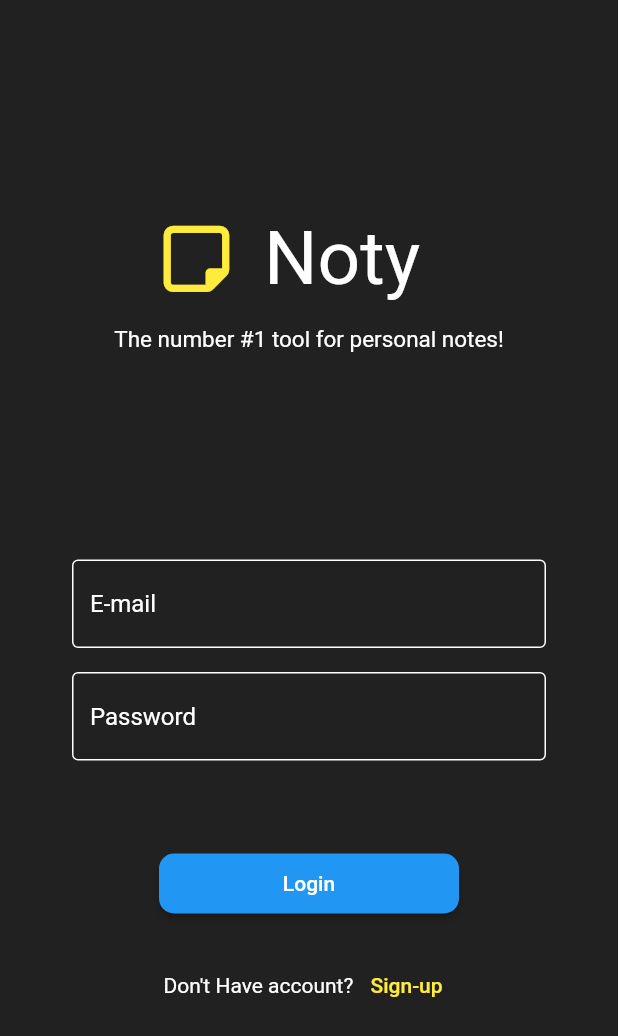
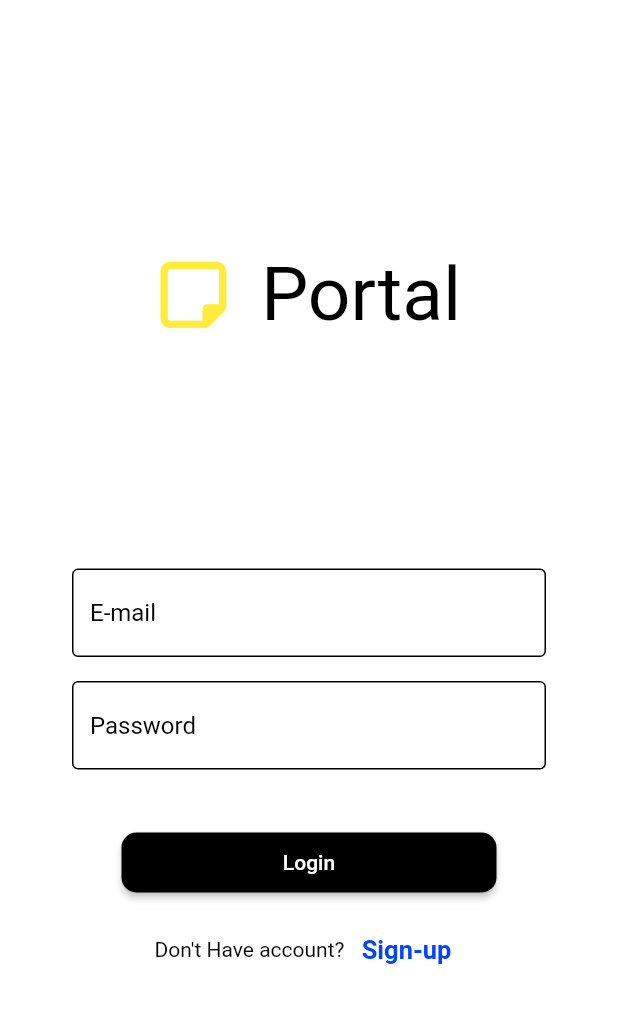
Before and after one commit to Nizar-Sweiss/Semi-Final-Lab, a Flutter app: the screen it shows after launch, after a tap on "Login", on a phone screen of 412 x 824 dp. Shown: the top 1036 px of the screen. Run offline on Flutter 3.47's test engine with Material 2 defaults, Android fonts, the phone set to English and light mode, and no system bars; our stand-ins replace cloud_firestore, firebase_auth, firebase_core, font_awesome_flutter; accounts and stored records are empty.

Commit message:
add: login function
Still need to be fixed

```diff
--- /dev/null
+++ b/ltuc_portal/lib/Screens/home_screen.dart
@@ -0,0 +1,17 @@
+import 'package:flutter/material.dart';
+
+class HomeScreen extends StatefulWidget {
+  const HomeScreen({super.key});
+
+  @override
+  State<HomeScreen> createState() => _HomeScreenState();
+}
+
+class _HomeScreenState extends State<HomeScreen> {
+  @override
+  Widget build(BuildContext context) {
+    return Scaffold(
+      body: Container(child: Text("HOME ")),
+    );
+  }
+}
--- a/ltuc_portal/lib/Screens/login_screen.dart
+++ b/ltuc_portal/lib/Screens/login_screen.dart
@@ -1,6 +1,10 @@
+import 'dart:ui';
+
+import 'package:firebase_auth/firebase_auth.dart';
 import 'package:flutter/material.dart';
 import 'package:font_awesome_flutter/font_awesome_flutter.dart';
 import 'package:ltuc_portal/widgets/widgets.dart';
+import 'package:ltuc_portal/utility/firebase_references.dart';
 
 class LoginScreen extends StatefulWidget {
   const LoginScreen({super.key});
@@ -16,14 +20,15 @@ class _LoginScreenState extends State<LoginScreen> {
   @override
   Widget build(BuildContext context) {
     return Scaffold(
-      backgroundColor: Colors.grey.shade900,
-      body: SafeArea(
+      backgroundColor: Color.fromARGB(255, 255, 255, 255),
+      body: Center(
+        child: SingleChildScrollView(
           child: Column(
             mainAxisAlignment: MainAxisAlignment.center,
             crossAxisAlignment: CrossAxisAlignment.center,
             children: [
               SizedBox(
-              width: 200,
+                width: 204,
                 child: Row(
                   children: const [
                     Icon(
@@ -33,9 +38,9 @@ class _LoginScreenState extends State<LoginScreen> {
                     ),
                     SizedBox(width: 20),
                     Text(
-                    "Noty",
+                      "Portal",
                       style: TextStyle(
-                      color: Colors.white,
+                        color: Color.fromARGB(255, 0, 0, 0),
                         fontSize: 50,
                       ),
                     ),
@@ -43,16 +48,10 @@ class _LoginScreenState extends State<LoginScreen> {
                 ),
               ),
               const SizedBox(height: 15),
-            const Text(
-              "The number #1 tool for personal notes!",
-              style: TextStyle(
-                color: Colors.white,
-                fontSize: 15,
-              ),
-            ),
               const SizedBox(height: 100),
               Padding(
-              padding: const EdgeInsets.symmetric(horizontal: 40, vertical: 30),
+                padding:
+                    const EdgeInsets.symmetric(horizontal: 40, vertical: 30),
                 child: Column(
                   children: [
                     DefaultFormField(
@@ -63,19 +62,22 @@ class _LoginScreenState extends State<LoginScreen> {
                       textHint: "Password",
                       controller: passwordController,
                     ),
-                  const SizedBox(height: 20),
                   ],
                 ),
               ),
-            DefaultButton(label: "Login", onTap: () {}),
-            const SizedBox(height: 20),
+              DefaultButton(
+                  label: "Login",
+                  color: Colors.black,
+                  width: 250,
+                  onTap: testa),
+              const SizedBox(height: 10),
               Row(
                 mainAxisAlignment: MainAxisAlignment.center,
                 children: [
                   const Text(
                     "Don't Have account? ",
                     style: TextStyle(
-                    color: Colors.white,
+                      color: Color.fromARGB(255, 0, 0, 0),
                     ),
                   ),
                   TextButton(
@@ -85,7 +87,9 @@ class _LoginScreenState extends State<LoginScreen> {
                     child: const Text(
                       "Sign-up",
                       style: TextStyle(
-                      color: Colors.yellow,
+                        fontWeight: FontWeight.bold,
+                        fontSize: 17,
+                        color: Color.fromARGB(255, 0, 68, 255),
                       ),
                     ),
                   )
@@ -94,6 +98,16 @@ class _LoginScreenState extends State<LoginScreen> {
             ],
           ),
         ),
+      ),
     );
   }
+
+  testa() {
+    return print("object");
   }
+
+  Future signInAuth() async {
+    await FirebaseAuth.instance.signInWithEmailAndPassword(
+        email: emailController.text, password: passwordController.text);
+  }
+}
--- a/ltuc_portal/lib/Widgets/default_button.dart
+++ b/ltuc_portal/lib/Widgets/default_button.dart
@@ -2,7 +2,7 @@ import 'package:flutter/material.dart';
 
 class DefaultButton extends StatefulWidget {
   final String label;
-  final Function onTap;
+  final Function()? onTap;
   final Color? color;
   final double? width;
   final double? height;
@@ -32,7 +32,7 @@ class _DefaultButtonState extends State<DefaultButton> {
           borderRadius: BorderRadius.circular(10),
         ),
       ),
-      onPressed: () => widget.onTap,
+      onPressed: widget.onTap,
       child: Text(
         widget.label,
       ),
--- a/ltuc_portal/lib/Widgets/default_text_field.dart
+++ b/ltuc_portal/lib/Widgets/default_text_field.dart
@@ -21,18 +21,18 @@ class _DefaultFormFieldState extends State<DefaultFormField> {
       child: TextFormField(
         controller: widget.controller,
         style: const TextStyle(
-          color: Colors.white,
+          color: Color.fromARGB(255, 0, 0, 0),
         ),
         decoration: InputDecoration(
           focusedBorder: const OutlineInputBorder(
             borderSide: BorderSide(color: Color.fromARGB(255, 0, 0, 0)),
           ),
           enabledBorder: const OutlineInputBorder(
-            borderSide: BorderSide(color: Colors.white),
+            borderSide: BorderSide(color: Color.fromARGB(255, 0, 0, 0)),
           ),
           hintText: widget.textHint,
           hintStyle: const TextStyle(
-            color: Color.fromARGB(255, 255, 255, 255),
+            color: Color.fromARGB(255, 0, 0, 0),
           ),
           border: const OutlineInputBorder(),
         ),
--- a/ltuc_portal/lib/main.dart
+++ b/ltuc_portal/lib/main.dart
@@ -1,11 +1,18 @@
 import 'package:firebase_auth/firebase_auth.dart';
 import 'package:flutter/material.dart';
 import 'package:firebase_core/firebase_core.dart';
-import 'firebase_options.dart';
+import 'package:ltuc_portal/Screens/home_screen.dart';
+import 'utility/firebase_options.dart';
 import 'screens/screens.dart';
 
-void main() {
-  runApp(const MyApp());
+Future<void> main() async {
+  WidgetsFlutterBinding.ensureInitialized();
+  await Firebase.initializeApp(options: DefaultFirebaseOptions.currentPlatform);
+
+  runApp(MaterialApp(
+    home: MyApp(),
+  ));
+//...
 }
 
 // Future<void> main() async {
@@ -21,9 +28,16 @@ class MyApp extends StatelessWidget {
 
   @override
   Widget build(BuildContext context) {
-    return MaterialApp(
-      home: LoginScreen(),
-    );
+    return StreamBuilder<Object>(
+        stream: null,
+        builder: (context, snapshot) {
+          if (snapshot.hasData) {
+            return HomeScreen();
+          } else {
+            return LoginScreen();
+          }
+        });
+
     // return StreamBuilder(
     //   stream: FirebaseAuth.instance.authStateChanges(),
     //   builder: (context, snapshot) {
--- /dev/null
+++ b/ltuc_portal/lib/utility/firebase_references.dart
@@ -0,0 +1,7 @@
+import 'package:firebase_auth/firebase_auth.dart';
+import 'package:cloud_firestore/cloud_firestore.dart';
+
+final auth = FirebaseAuth.instance;
+final CollectionReference notes = FirebaseFirestore.instance.collection(
+  'notes-${FirebaseAuth.instance.currentUser!.uid}',
+);
--- a/ltuc_portal/pubspec.yaml
+++ b/ltuc_portal/pubspec.yaml
@@ -38,6 +38,7 @@ dependencies:
   firebase_core: ^2.0.0
   firebase_auth: ^4.0.1
   font_awesome_flutter: ^10.2.1
+  cloud_firestore: ^4.0.1
 
 dev_dependencies:
   flutter_test:
```
Also changed, not shown: ltuc_portal/lib/utility/firebase_options.dart (renamed from ltuc_portal/lib/firebase_options.dart), ltuc_portal/pubspec.lock, 2 other files. Lines whose indentation alone changed are shown as unchanged.
